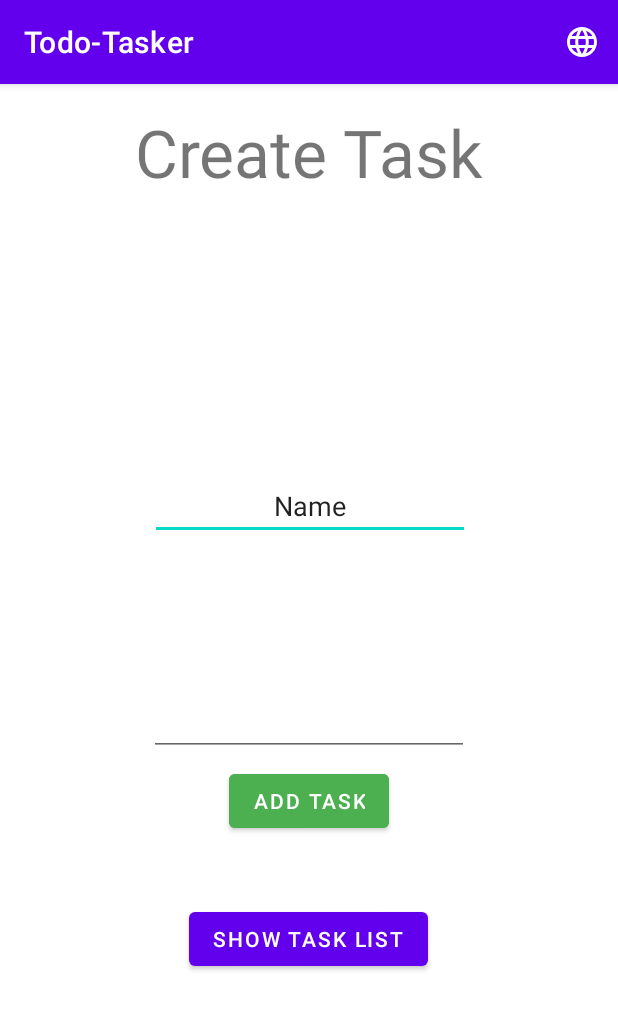
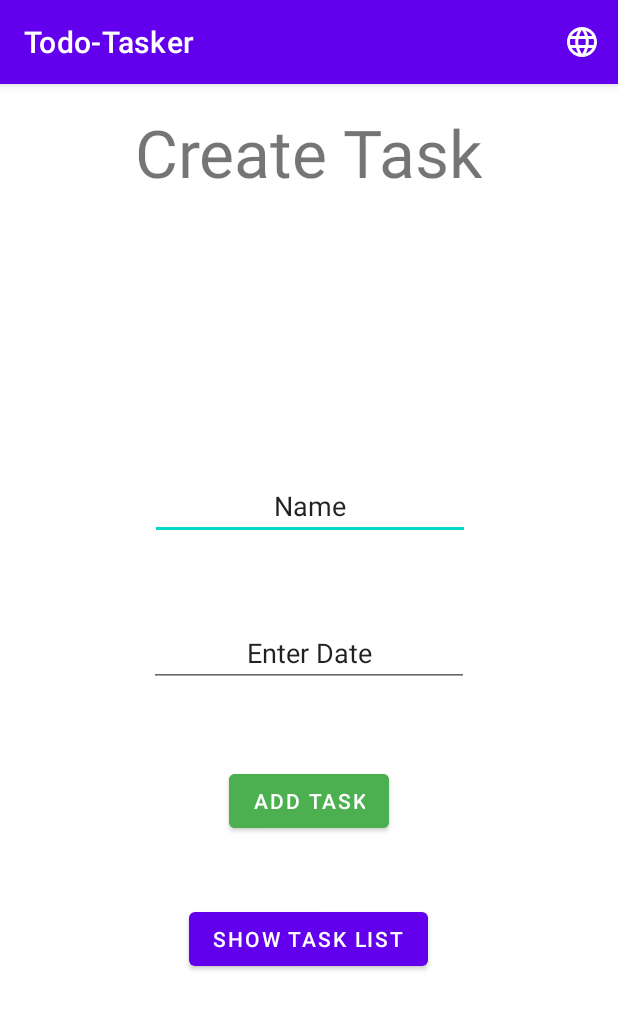
Before and after one commit to seichr/Team_02, an Android app: the screen it shows after launch (MainActivity), on a phone screen of 412 x 824 dp. Shown: the top 1010 px of the screen. Run offline under Robolectric (Android 15) with nearby library versions, the phone set to English and light mode, and no system bars; our stand-ins replace Room's generated code.

Commit message:
TT-003/003 Added default text to the datetime field [EP, MK]

```diff
--- a/TodoTasker/app/src/main/res/layout/activity_main.xml
+++ b/TodoTasker/app/src/main/res/layout/activity_main.xml
@@ -74,12 +74,16 @@
         android:id="@+id/edittext_datetime"
         android:layout_width="wrap_content"
         android:layout_height="wrap_content"
+        android:layout_marginStart="100dp"
+        android:layout_marginEnd="100dp"
         android:clickable="true"
+        android:cursorVisible="false"
         android:ems="10"
+        android:focusable="false"
         android:inputType="datetime"
-        android:cursorVisible="false"
-        android:focusable="false"
-        app:layout_constraintBottom_toTopOf="@+id/button_switch_to_list"
+        android:text="@string/STRING_ENTER_DATE"
+        android:textAlignment="center"
+        app:layout_constraintBottom_toTopOf="@+id/button_add_to_db"
         app:layout_constraintEnd_toEndOf="parent"
         app:layout_constraintStart_toStartOf="parent"
         app:layout_constraintTop_toBottomOf="@+id/edittext_name" />
--- a/TodoTasker/app/src/main/res/values/strings.xml
+++ b/TodoTasker/app/src/main/res/values/strings.xml
@@ -3,6 +3,7 @@
     <string name="STRING_CREATETASK">Create Task</string>
     <string name="STRING_ADDTASK">Add Task</string>
     <string name="STRING_NAME">Name</string>
+    <string name="STRING_ENTER_DATE">Enter Date</string>
     <string name="STRING_SHOWTASKLIST">Show Task List</string>
     <string name="STRING_PLACEHOLDER">Placeholder</string>
     <string name="STRING_LANGUAGEBUTTON">Change Language</string>
```
Also changed, not shown: 1 other file.
